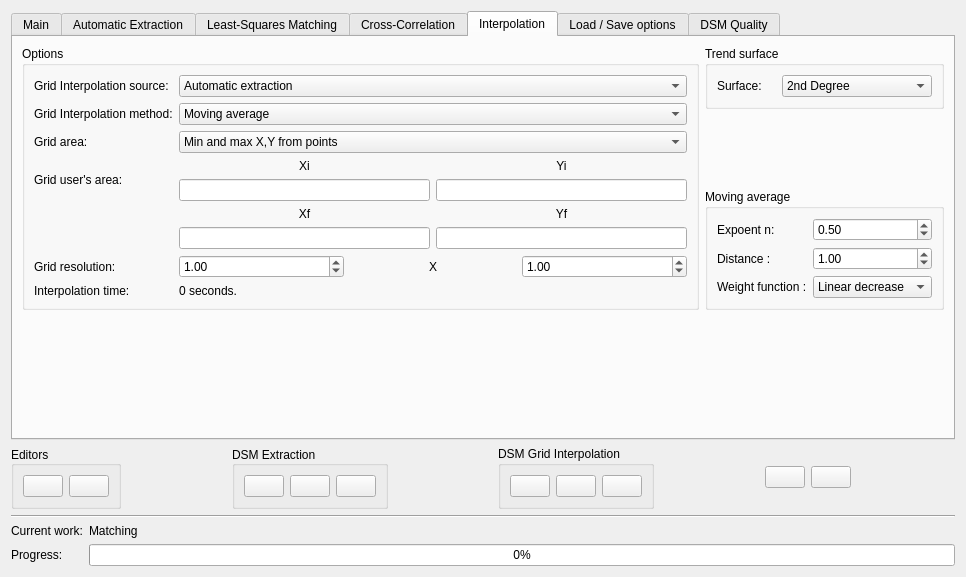
Before: the Qt Designer form qt/interface/DemExtraction.ui in e-foto/e-foto, drawn with Qt 5.
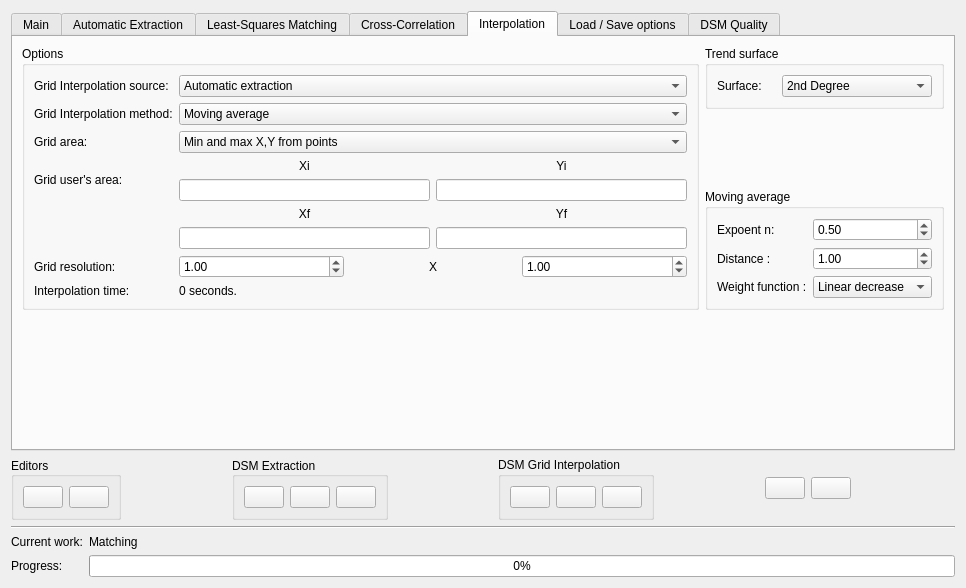
After: the same form once the commit is applied. The open tabs and pages were chosen to show the change. Icons and pictures are not drawn.

Diff of the .ui file:
```diff
--- a/qt/interface/DemExtraction.ui
+++ b/qt/interface/DemExtraction.ui
@@ -7,7 +7,7 @@
     <x>0</x>
     <y>0</y>
     <width>966</width>
-    <height>577</height>
+    <height>588</height>
    </rect>
   </property>
   <property name="windowTitle">
```
Left out of the diff: 4 changed lines with no effect on the pictures.
